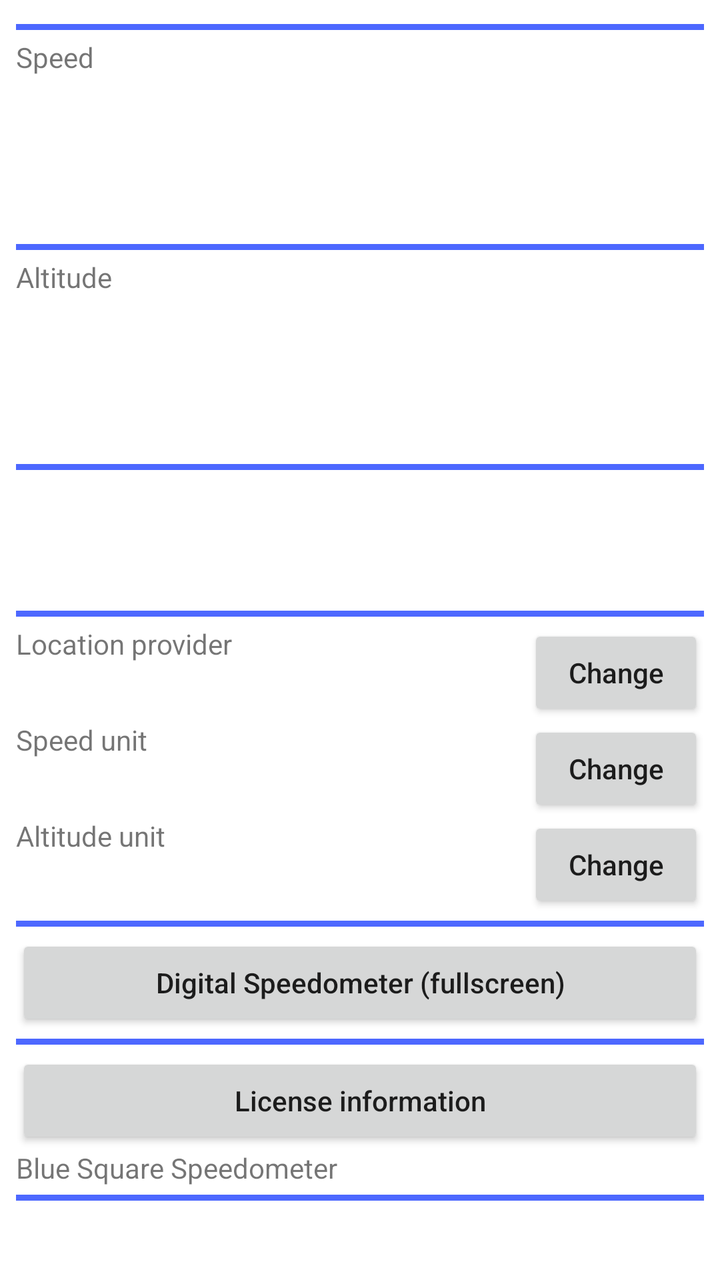
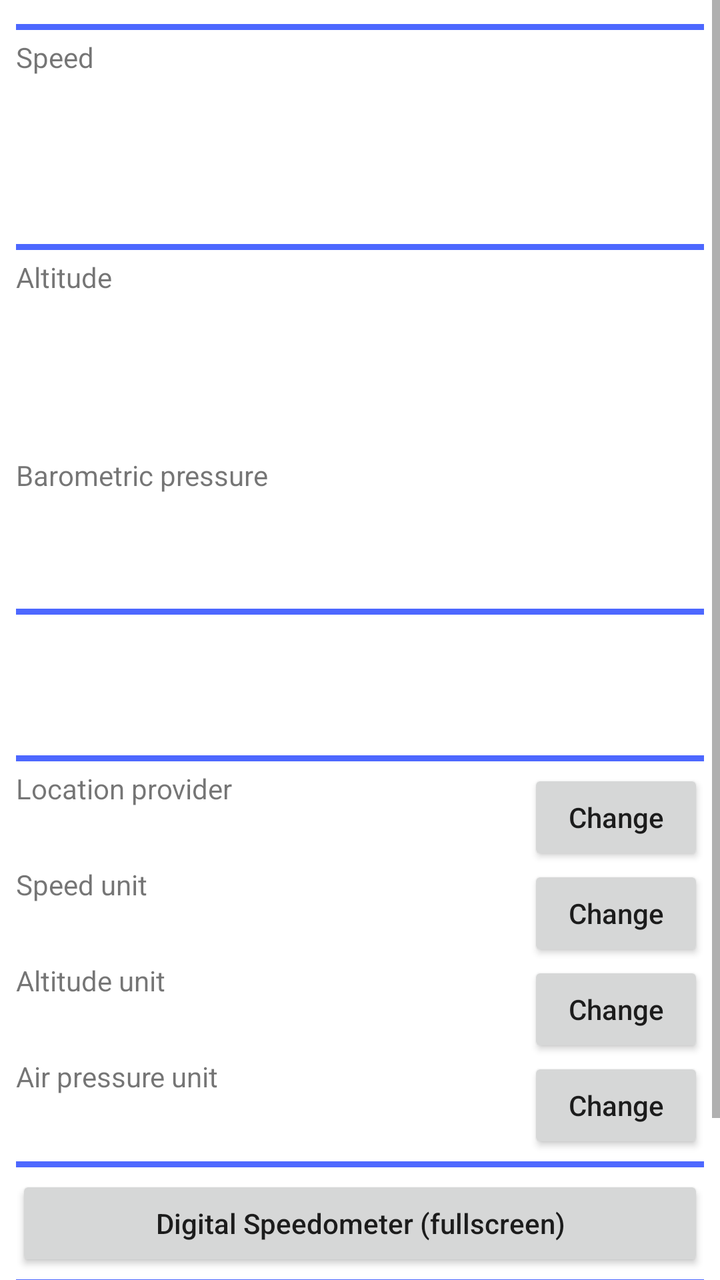

Compare the two renders of this Android layout. The source of the first and the diff that turns it into the second are given below.
<!-- AndroidManifest.xml: application theme Theme.BlueSquareSpeedometer -->
<!-- res/layout/activity_main.xml -->
<?xml version="1.0" encoding="utf-8"?>
<ScrollView xmlns:android="http://schemas.android.com/apk/res/android"
    xmlns:tools="http://schemas.android.com/tools"
    android:layout_width="match_parent"
    android:layout_height="match_parent"
    tools:context=".MainActivity"
    android:background="?backgroundColor"
    android:id="@+id/main"
    android:keepScreenOn="true"
    >
    <LinearLayout
        android:layout_width="match_parent"
        android:layout_height="wrap_content"
        android:orientation="vertical"
        android:padding="8dp"
        >
        <LinearLayout
            android:id="@+id/main_activity_permission_location_not_granted"
            android:layout_width="match_parent"
            android:layout_height="wrap_content"
            android:orientation="vertical"
            android:visibility="gone"
            android:padding="3sp"
            android:background="?alertBackgroundColor"
            >
            <TextView
                android:text="@string/permission_location_description"
                android:layout_width="match_parent"
                android:layout_height="wrap_content"
                android:textColor="?baseTextColor"
                />
            <Button
                android:id="@+id/main_activity_grant_location_button"
                android:layout_width="match_parent"
                android:layout_height="wrap_content"
                android:text="@string/permission_location_grant_prompt"
                />
        </LinearLayout>
        <LinearLayout
            android:id="@+id/main_activity_location_not_enabled"
            android:layout_width="match_parent"
            android:layout_height="wrap_content"
            android:orientation="vertical"
            android:visibility="gone"
            android:padding="3sp"
            android:background="?alertBackgroundColor"
            >
            <TextView
                android:id="@+id/main_activity_location_not_enabled_message"
                android:layout_width="match_parent"
                android:layout_height="wrap_content"
                android:textColor="?baseTextColor"
                />
            <Button
                android:id="@+id/main_activity_refresh_location_provider_button"
                android:layout_width="match_parent"
                android:layout_height="wrap_content"
                android:text="@string/general_button_retry"
                />
        </LinearLayout>
        <LinearLayout
            android:layout_width="match_parent"
            android:layout_height="3dp"
            android:background="@color/colorAccent"
            android:layout_marginVertical="4sp"
            />
        <TextView
            android:layout_width="wrap_content"
            android:layout_height="wrap_content"
            android:text="@string/metrics_speed"
            />
        <LinearLayout
            android:layout_width="wrap_content"
            android:layout_height="wrap_content"
            android:orientation="horizontal"
            android:layout_gravity="bottom|end"
            >
            <TextView
                android:id="@+id/main_activity_speed_digits_textview"
                android:layout_width="wrap_content"
                android:layout_height="wrap_content"
                android:textSize="60sp"
                android:textColor="?baseTextColor"
                android:fontFamily="monospace"
                android:paddingEnd="30sp"
                />
            <TextView
                android:id="@+id/main_activity_speed_unit_textview"
                android:layout_width="wrap_content"
                android:layout_height="wrap_content"
                android:textSize="24sp"
                />
        </LinearLayout>
        <LinearLayout
            android:layout_width="match_parent"
            android:layout_height="3dp"
            android:background="@color/colorAccent"
            android:layout_marginVertical="4sp"
            />
        <TextView
            android:id="@+id/main_activity_altitude_caption_textview"
            android:layout_width="wrap_content"
            android:layout_height="wrap_content"
            android:text="@string/metrics_altitude"
            />
        <LinearLayout
            android:layout_width="wrap_content"
            android:layout_height="wrap_content"
            android:orientation="horizontal"
            android:layout_gravity="bottom|end"
            >
            <TextView
                android:id="@+id/main_activity_altitude_digits_textview"
                android:layout_width="wrap_content"
                android:layout_height="wrap_content"
                android:textSize="60sp"
                android:fontFamily="monospace"
                android:textColor="?baseTextColor"
                android:paddingEnd="30sp"
                />
            <TextView
                android:id="@+id/main_activity_altitude_unit_textview"
                android:layout_width="wrap_content"
                android:layout_height="wrap_content"
                android:textSize="24sp"
                />
        </LinearLayout>
        <LinearLayout
            android:layout_width="match_parent"
            android:layout_height="3dp"
            android:background="@color/colorAccent"
            android:layout_marginVertical="4sp"
            />
        <TextView
            android:id="@+id/main_activity_current_coordinate_textview"
            android:layout_width="wrap_content"
            android:layout_height="wrap_content"
            android:textSize="18sp"
            android:textColor="?baseTextColor"
            android:fontFamily="monospace"
            />
        <TextView
            android:id="@+id/main_activity_geolocation_detail_textview"
            android:layout_width="wrap_content"
            android:layout_height="wrap_content"
            android:textColor="?baseTextColor"
            android:fontFamily="monospace"
            />
        <TextView
            android:id="@+id/main_activity_permission_status_textview"
            android:layout_width="wrap_content"
            android:layout_height="wrap_content"
            android:textColor="?baseTextColor"
            android:fontFamily="monospace"
            />
        <LinearLayout
            android:layout_width="match_parent"
            android:layout_height="3dp"
            android:background="@color/colorAccent"
            android:layout_marginVertical="4sp"
            />
        <LinearLayout
            android:layout_width="match_parent"
            android:layout_height="wrap_content"
            android:orientation="horizontal"
            >
            <LinearLayout
                android:layout_width="wrap_content"
                android:layout_height="wrap_content"
                android:orientation="vertical"
                >
                <TextView
                    android:layout_width="wrap_content"
                    android:layout_height="wrap_content"
                    android:text="@string/config_location_provider"
                    />
                <TextView
                    android:id="@+id/main_activity_config_location_provider_textview"
                    android:layout_width="wrap_content"
                    android:layout_height="wrap_content"
                    android:textColor="?baseTextColor"
                    />
            </LinearLayout>
            <Space
                android:layout_width="1dp"
                android:layout_height="wrap_content"
                android:layout_weight="1"
                />
            <Button
                android:id="@+id/main_activity_change_provider_button"
                android:layout_width="wrap_content"
                android:layout_height="wrap_content"
                android:layout_gravity="end"
                android:text="@string/general_button_change"
                />
        </LinearLayout>
        <LinearLayout
            android:layout_width="match_parent"
            android:layout_height="wrap_content"
            android:orientation="horizontal"
            >
            <LinearLayout
                android:layout_width="wrap_content"
                android:layout_height="wrap_content"
                android:orientation="vertical"
                >
                <TextView
                    android:layout_width="wrap_content"
                    android:layout_height="wrap_content"
                    android:text="@string/config_speed_unit"
                    />
                <TextView
                    android:id="@+id/main_activity_config_speed_unit_textview"
                    android:layout_width="wrap_content"
                    android:layout_height="wrap_content"
                    android:textColor="?baseTextColor"
                    />
            </LinearLayout>
            <Space
                android:layout_width="1dp"
                android:layout_height="wrap_content"
                android:layout_weight="1"
                />
            <Button
                android:id="@+id/main_activity_speed_unit_button"
                android:layout_width="wrap_content"
                android:layout_height="wrap_content"
                android:layout_gravity="end"
                android:text="@string/general_button_change"
                />
        </LinearLayout>
        <LinearLayout
            android:layout_width="match_parent"
            android:layout_height="wrap_content"
            android:orientation="horizontal"
            >
            <LinearLayout
                android:layout_width="wrap_content"
                android:layout_height="wrap_content"
                android:orientation="vertical"
                >
                <TextView
                    android:layout_width="wrap_content"
                    android:layout_height="wrap_content"
                    android:text="@string/config_altitude_unit"
                    />
                <TextView
                    android:id="@+id/main_activity_config_altitude_unit_textview"
                    android:layout_width="wrap_content"
                    android:layout_height="wrap_content"
                    android:textColor="?baseTextColor"
                    />
            </LinearLayout>
            <Space
                android:layout_width="1dp"
                android:layout_height="wrap_content"
                android:layout_weight="1"
                />
            <Button
                android:id="@+id/main_activity_altitude_unit_button"
                android:layout_width="wrap_content"
                android:layout_height="wrap_content"
                android:layout_gravity="end"
                android:text="@string/general_button_change"
                />
        </LinearLayout>
        <LinearLayout
            android:layout_width="match_parent"
            android:layout_height="3dp"
            android:background="@color/colorAccent"
            android:layout_marginVertical="4sp"
            />
        <LinearLayout
            android:id="@+id/main_activity_links_to_direct_meters"
            android:layout_width="match_parent"
            android:layout_height="wrap_content"
            android:orientation="vertical"
            >
            <Button
                android:id="@+id/main_activity_meter_car1_button"
                android:layout_width="match_parent"
                android:layout_height="wrap_content"
                android:text="@string/menu_this_app_digital_speedometer_fullscreen"
                />
            <LinearLayout
                android:layout_width="match_parent"
                android:layout_height="3dp"
                android:background="@color/colorAccent"
                android:layout_marginVertical="4sp"
                />
        </LinearLayout>
        <Button
            android:id="@+id/main_activity_licensing_information_button"
            android:layout_width="match_parent"
            android:layout_height="wrap_content"
            android:text="@string/menu_this_app_licensing_information"
            />
        <TextView
            android:text="@string/app_name"
            android:id="@+id/main_activity_version_info_footer"
            android:layout_width="wrap_content"
            android:layout_height="wrap_content"
            />
        <LinearLayout
            android:layout_width="match_parent"
            android:layout_height="3dp"
            android:background="@color/colorAccent"
            android:layout_marginVertical="4sp"
            />
    </LinearLayout>
</ScrollView>
<!-- resources referenced by this layout -->
<resources>
  <color name="colorAccent">#4d68ff</color>
  <string name="app_name">Blue Square Speedometer</string>
  <string name="config_altitude_unit">Altitude unit</string>
  <string name="config_location_provider">Location provider</string>
  <string name="config_speed_unit">Speed unit</string>
  <string name="general_button_change">Change</string>
  <string name="general_button_retry">Retry</string>
  <string name="menu_this_app_digital_speedometer_fullscreen">Digital Speedometer (fullscreen)</string>
  <string name="menu_this_app_licensing_information">License information</string>
  <string name="metrics_altitude">Altitude</string>
  <string name="metrics_speed">Speed</string>
  <string name="permission_location_description">This app is speedometer based on device location service, so fine location permission is necessary.</string>
  <string name="permission_location_grant_prompt">Grant location permission</string>
  <style name="Theme.BlueSquareSpeedometer" parent="Theme.AppCompat.Light.NoActionBar">
          <item name="colorPrimary">@color/colorPrimary</item>
          <item name="baseTextColor">#000000</item>
          <item name="backgroundColor">#ffffff</item>
          <item name="alertBackgroundColor">#ff4444</item>
          <item name="android:textAllCaps">false</item>
      </style>
  <color name="colorPrimary">#3f51b5</color>
</resources>

<!-- the commit's change to res/layout/activity_main.xml (unified diff, before → after) -->
@@ -126,6 +126,40 @@
                 />
         </LinearLayout>
         <LinearLayout
+            android:id="@+id/main_activity_pressure_area"
+            android:layout_width="match_parent"
+            android:layout_height="wrap_content"
+            android:orientation="vertical"
+            >
+            <TextView
+                android:layout_width="wrap_content"
+                android:layout_height="wrap_content"
+                android:text="@string/metrics_barometric_pressure"
+                />
+            <LinearLayout
+                android:layout_width="wrap_content"
+                android:layout_height="wrap_content"
+                android:orientation="horizontal"
+                android:layout_gravity="bottom|end"
+                >
+                <TextView
+                    android:id="@+id/main_activity_pressure_digits_textview"
+                    android:layout_width="wrap_content"
+                    android:layout_height="wrap_content"
+                    android:textSize="40sp"
+                    android:fontFamily="monospace"
+                    android:textColor="?baseTextColor"
+                    android:paddingEnd="30sp"
+                    />
+                <TextView
+                    android:id="@+id/main_activity_pressure_unit_textview"
+                    android:layout_width="wrap_content"
+                    android:layout_height="wrap_content"
+                    android:textSize="24sp"
+                    />
+            </LinearLayout>
+        </LinearLayout>
+        <LinearLayout
             android:layout_width="match_parent"
             android:layout_height="3dp"
             android:background="@color/colorAccent"
@@ -265,6 +299,42 @@
                 />
         </LinearLayout>
         <LinearLayout
+            android:id="@+id/main_activity_config_air_pressure_area"
+            android:layout_width="match_parent"
+            android:layout_height="wrap_content"
+            android:orientation="horizontal"
+            >
+            <LinearLayout
+                android:layout_width="wrap_content"
+                android:layout_height="wrap_content"
+                android:orientation="vertical"
+                >
+                <TextView
+                    android:layout_width="wrap_content"
+                    android:layout_height="wrap_content"
+                    android:text="@string/config_air_pressure_unit"
+                    />
+                <TextView
+                    android:id="@+id/main_activity_config_air_pressure_unit_textview"
+                    android:layout_width="wrap_content"
+                    android:layout_height="wrap_content"
+                    android:textColor="?baseTextColor"
+                    />
+            </LinearLayout>
+            <Space
+                android:layout_width="1dp"
+                android:layout_height="wrap_content"
+                android:layout_weight="1"
+                />
+            <Button
+                android:id="@+id/main_activity_air_pressure_unit_button"
+                android:layout_width="wrap_content"
+                android:layout_height="wrap_content"
+                android:layout_gravity="end"
+                android:text="@string/general_button_change"
+                />
+        </LinearLayout>
+        <LinearLayout
             android:layout_width="match_parent"
             android:layout_height="3dp"
             android:background="@color/colorAccent"
<!-- resource entries referenced after the edit -->
@@ -2,6 +2,7 @@
 <resources>
   <color name="colorAccent">#4d68ff</color>
   <string name="app_name">Blue Square Speedometer</string>
+  <string name="config_air_pressure_unit">Air pressure unit</string>
   <string name="config_altitude_unit">Altitude unit</string>
   <string name="config_location_provider">Location provider</string>
   <string name="config_speed_unit">Speed unit</string>
@@ -10,6 +11,7 @@
   <string name="menu_this_app_digital_speedometer_fullscreen">Digital Speedometer (fullscreen)</string>
   <string name="menu_this_app_licensing_information">License information</string>
   <string name="metrics_altitude">Altitude</string>
+  <string name="metrics_barometric_pressure">Barometric pressure</string>
   <string name="metrics_speed">Speed</string>
   <string name="permission_location_description">This app is speedometer based on device location service, so fine location permission is necessary.</string>
   <string name="permission_location_grant_prompt">Grant location permission</string>
